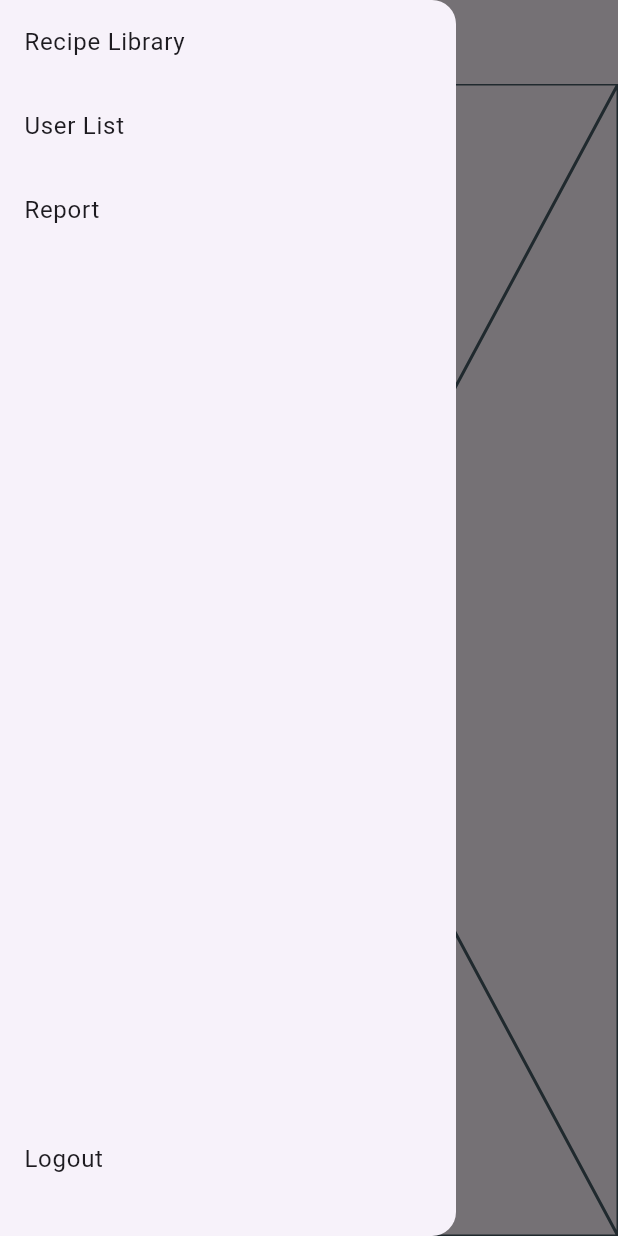
After one commit to Tiew429/fyp_wyc, a Flutter app: the AdminPage screen opened directly, with the side drawer open, on a phone screen of 412 x 824 dp. The commit adds this screen. Run offline on Flutter 3.47's test engine with Material 3 defaults, Android fonts, the phone set to English and light mode, and no system bars; our stand-ins replace cloud_firestore, event_bus, firebase_auth, firebase_core, firebase_storage, font_awesome_flutter and 4 more; missing offline and left inert: firebase_app_check, tflite_flutter; accounts and stored records are empty.

Commit message:
built connection from login page to admin page

```diff
--- a/lib/data/viewdata.dart
+++ b/lib/data/viewdata.dart
@@ -10,7 +10,8 @@ enum ViewData {
   scanResult,
   aboutActivity,
   history,
-  author;
+  author,
+  admin;
 
   String get path => name;
 }
--- a/lib/event/online_user_event.dart
+++ b/lib/event/online_user_event.dart
@@ -7,16 +7,19 @@ import 'package:fyp_wyc/model/user.dart';
 class OnlineUserEvent {
   final User? user;
   final Image? avatar;
+  final List<User>? userList;
 
-  OnlineUserEvent({this.user, this.avatar});
+  OnlineUserEvent({this.user, this.avatar, this.userList});
 }
 
 class OnlineUserStore {
   static User? _currentUser;
   static Image? _currentUserAvatar;
+  static List<User>? _userList;
 
   static User? get currentUser => _currentUser;
   static Image? get currentUserAvatar => _currentUserAvatar;
+  static List<User>? get userList => _userList;
 
   static void setCurrentUser(User user) {
     _currentUser = user;
@@ -64,12 +67,17 @@ class OnlineUserStore {
     }
   }
 
-  static Future<User?> getAuthor(String email) async {
+  static Future<List<User>?> getUserList() async {
     try {
-      // get user from firebase
+      // get user list from firebase
       FirebaseServices firebaseServices = FirebaseServices();
-      final user = await firebaseServices.getUserByEmail(email);
-      return user;
+      final userList = await firebaseServices.getUserList();
+
+      // set the user list to the store
+      _userList = userList;
+
+      // fire event when user list is changed
+      AppEventBus.instance.fire(OnlineUserEvent(userList: userList));
     } catch (e) {
       return null;
     }
--- a/lib/view/home_admin/admin.dart
+++ b/lib/view/home_admin/admin.dart
@@ -1,15 +1,109 @@
-import 'package:flutter/widgets.dart';
+import 'package:flutter/material.dart';
+import 'package:fyp_wyc/data/viewdata.dart';
+import 'package:fyp_wyc/firebase/firebase_services.dart';
+import 'package:fyp_wyc/main.dart';
+import 'package:fyp_wyc/model/recipe.dart';
+import 'package:fyp_wyc/model/user.dart';
+import 'package:fyp_wyc/view/home_admin/admin_pages/recipe_library.dart';
+import 'package:fyp_wyc/view/home_admin/admin_pages/report.dart';
+import 'package:fyp_wyc/view/home_admin/admin_pages/user_list.dart';
+import 'package:go_router/go_router.dart';
 
 class AdminPage extends StatefulWidget {
-  const AdminPage({super.key});
+  final List<Recipe>? recipeList;
+  final List<User>? userList;
+
+  const AdminPage({
+    super.key,
+    this.recipeList,
+    this.userList,
+  });
 
   @override
   State<AdminPage> createState() => _AdminPageState();
 }
 
 class _AdminPageState extends State<AdminPage> {
+  late int _selectedIndex;
+  late List<Widget> _pages;
+  List<Recipe>? recipeList = [];
+  List<User>? userList = [];
+
+  @override
+  void initState() {
+    super.initState();
+    _selectedIndex = 0;
+    recipeList = widget.recipeList;
+    userList = widget.userList;
+
+    _pages = [
+      RecipeLibraryPage(recipeList: recipeList),
+      UserListPage(userList: userList),
+      ReportPage(userList: userList),
+    ];
+  }
+
   @override
   Widget build(BuildContext context) {
-    return const Placeholder();
+    final screenSize = MediaQuery.of(context).size;
+
+    return Scaffold(
+      appBar: AppBar(
+        leading: Builder(
+          builder: (context) {
+            return IconButton(
+              icon: const Icon(Icons.menu),
+              onPressed: () {
+                Scaffold.of(context).openDrawer();
+              },
+            );
+          },
+        ),
+      ),
+      drawer: Drawer(
+        child: ListView(
+          children: [
+            _buildListTile('Recipe Library', () {
+              setState(() {
+                _selectedIndex = 0;
+              });
+            }),
+            _buildListTile('User List', () {
+              setState(() {
+                _selectedIndex = 1;
+              });
+            }),
+            _buildListTile('Report', () {
+              setState(() {
+                _selectedIndex = 2;
+              });
+            }),
+            SizedBox(height: screenSize.height * 0.7),
+            _buildListTile('Logout', () {
+              FirebaseServices firebaseServices = FirebaseServices();
+              firebaseServices.adminSignOut();
+              navigatorKey.currentContext!.go('/${ViewData.auth.path}');
+            }),
+          ],
+        ),
+      ),
+      body: _pages[_selectedIndex],
+    );
+  }
+
+  Widget _buildListTile(String title, VoidCallback onTap) {
+    return ListTile(
+      title: Text(title),
+      onTap: () {
+        onTap();
+        Navigator.pop(context);
+      },
+    );
   }
 }
+
+void main() {
+  runApp(const MaterialApp(
+    home: AdminPage(),
+  ));
+}
--- /dev/null
+++ b/lib/view/home_admin/admin_pages/recipe_library.dart
@@ -0,0 +1,29 @@
+import 'package:flutter/widgets.dart';
+import 'package:fyp_wyc/model/recipe.dart';
+
+class RecipeLibraryPage extends StatefulWidget {
+  final List<Recipe>? recipeList;
+
+  const RecipeLibraryPage({
+    super.key,
+    this.recipeList,
+  });
+
+  @override
+  State<RecipeLibraryPage> createState() => _RecipeLibraryPageState();
+}
+
+class _RecipeLibraryPageState extends State<RecipeLibraryPage> {
+  List<Recipe>? recipeList = [];
+
+  @override
+  void initState() {
+    super.initState();
+    recipeList = widget.recipeList;
+  }
+
+  @override
+  Widget build(BuildContext context) {
+    return const Placeholder();
+  }
+}
--- a/lib/view/home_user/recipe_details.dart
+++ b/lib/view/home_user/recipe_details.dart
@@ -96,12 +96,10 @@ class _RecipeDetailsPageState extends State<RecipeDetailsPage> with SingleTicker
   }
 
   Future<void> _onAuthorTap() async {
-    // get the author first
-    final User? author = await OnlineUserStore.getAuthor(recipe.authorEmail);
-    if (author != null) {
+    if (creator != null) {
       navigatorKey.currentContext!.push(
         '/${ViewData.author.path}',
-        extra: {'author': author},
+        extra: {'author': creator},
       );
     }
   }
```
Also changed, not shown: lib/firebase/firebase_services.dart (+31 -1 lines), lib/main.dart (+43 -0 lines), lib/view/auth/auth_pages/login.dart (+11 -3 lines), lib/view/home_admin/admin_pages/report.dart (added, +21 -0 lines), lib/view/home_admin/admin_pages/user_list.dart (added, +29 -0 lines).
